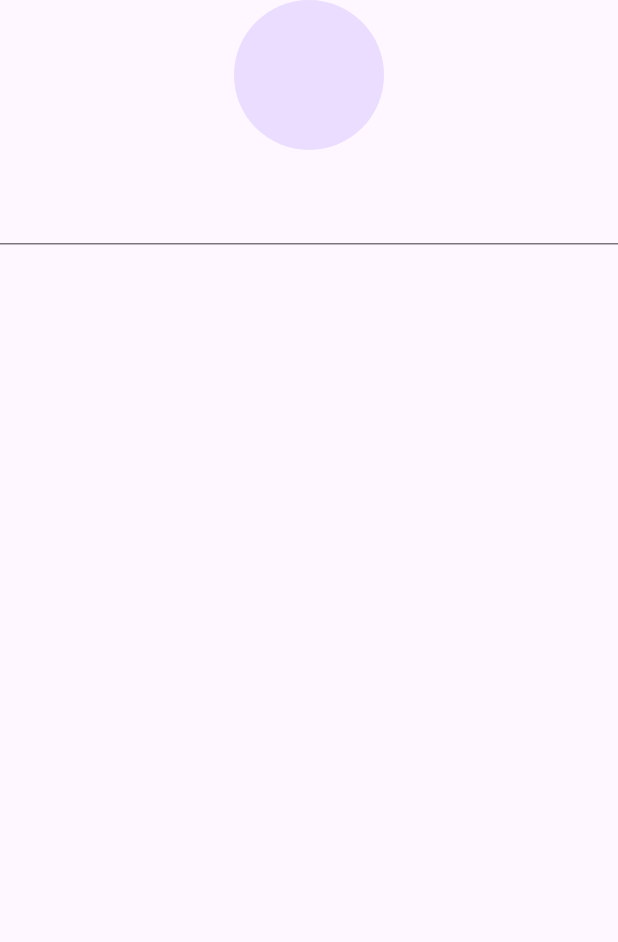
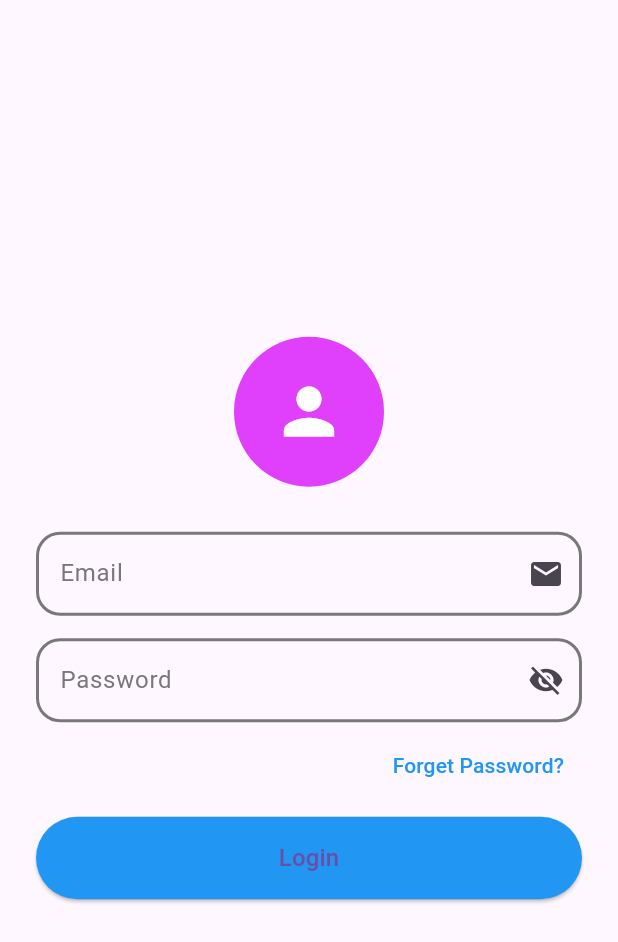
Before and after one commit to ayadwikat7/crud-event, a Flutter app: the LogeinPage screen opened directly, on a phone screen of 412 x 824 dp. Shown: the top 942 px of the screen. Run offline on Flutter 3.47's test engine with Material 3 defaults, Android fonts, the phone set to English and light mode, and no system bars; our stand-ins replace cloud_firestore, firebase_auth, firebase_core; accounts and stored records are empty; generated files the repository leaves out were written again.

Commit message:
Final Update

```diff
--- a/lib/core/Widget/customTextFiled.dart
+++ b/lib/core/Widget/customTextFiled.dart
@@ -15,6 +15,7 @@ class CustomTextField extends StatelessWidget {
   final int? maxLines;
   final TextEditingController? controller;
   final MyValidator validator;
+  final TextInputType? textInputType;
 
   const CustomTextField({
     super.key,
@@ -29,6 +30,7 @@ class CustomTextField extends StatelessWidget {
     this.validator,
     this.obscureText = false,
     this.maxLines = 1,
+    this.textInputType=TextInputType.text,
   });
 
   @override
@@ -43,26 +45,24 @@ class CustomTextField extends StatelessWidget {
         labelText: labelText,
         suffixIcon: suffixIcon,
         prefixIcon: prefixIcon,
-        hintStyle: hintStyle ?? const TextStyle(fontSize: 16, color: AppColors.greyColor),
-        labelStyle: labelStyle ?? const TextStyle(fontSize: 16, color: AppColors.greyColor),
+        hintStyle: hintStyle ??
+            const TextStyle(fontSize: 16, color: AppColors.greyColor),
+        labelStyle: labelStyle ??
+            const TextStyle(fontSize: 16, color: AppColors.greyColor),
         filled: color != null,
         fillColor: color,
-
         enabledBorder: OutlineInputBorder(
           borderRadius: BorderRadius.circular(16),
           borderSide: BorderSide(width: 2, color: AppColors.greyColor),
         ),
-
         focusedBorder: OutlineInputBorder(
           borderRadius: BorderRadius.circular(16),
           borderSide: BorderSide(width: 2, color: AppColors.primaryLight),
         ),
-
         errorBorder: OutlineInputBorder(
           borderRadius: BorderRadius.circular(16),
           borderSide: const BorderSide(width: 2, color: AppColors.redColor),
         ),
-
         focusedErrorBorder: OutlineInputBorder(
           borderRadius: BorderRadius.circular(16),
           borderSide: const BorderSide(width: 2, color: AppColors.redColor),
--- a/lib/core/model/eventModel.dart
+++ b/lib/core/model/eventModel.dart
@@ -6,6 +6,7 @@ class Eventmodel {
   DateTime dateTime;
   String time;
   bool isFavorite;
+  String eventName;
 
   Eventmodel({
     this.id = '',
@@ -14,6 +15,7 @@ class Eventmodel {
     required this.dateTime,
     required this.time,
     this.isFavorite = false,
+    required this.eventName
   });
 
   // Convert object to Firestore-compatible format
@@ -25,6 +27,7 @@ class Eventmodel {
       'dateTime': dateTime.millisecondsSinceEpoch,
       'time': time,
       'isFavorite': isFavorite,
+      "Event Name":eventName
     };
   }
 
@@ -37,6 +40,7 @@ class Eventmodel {
       dateTime: DateTime.fromMillisecondsSinceEpoch(data['dateTime'] ?? 0),
       time: data['time'] ?? '',
       isFavorite: data['isFavorite'] ?? false,
+      eventName: data["Event Name"]
     );
   }
 }
--- a/lib/featuers/loginpage.dart
+++ b/lib/featuers/loginpage.dart
@@ -1,4 +1,5 @@
 import 'package:flutter/material.dart';
+import 'package:flutter_application_8/core/Widget/customTextFiled.dart';
 
 class LogeinPage extends StatelessWidget {
   const LogeinPage({super.key});
@@ -6,17 +7,60 @@ class LogeinPage extends StatelessWidget {
   @override
   Widget build(BuildContext context) {
     return Scaffold(
-      body: Column(
-        children: [
-          CircleAvatar(
-            radius: 50,
+      body: Center(
+        child: SingleChildScrollView(
+          padding: const EdgeInsets.symmetric(horizontal: 24),
+          child: Column(
+            mainAxisAlignment: MainAxisAlignment.center,
+            children: [
+              const CircleAvatar(
+                radius: 50,
+                backgroundColor: Colors.purpleAccent, // To match the screenshot
+                child: Icon(Icons.person, size: 50, color: Colors.white),
+              ),
+              const SizedBox(height: 30),
+              const CustomTextField(
+                hintText: "Email",
+                suffixIcon: Icon(Icons.email),
+              ),
+              const SizedBox(height: 15),
+              const CustomTextField(
+                hintText: "Password",
+                suffixIcon: Icon(Icons.visibility_off),
+                obscureText: true,
+              ),
+              const SizedBox(height: 5),
+              Align(
+                alignment: Alignment.centerRight,
+                child: TextButton(
+                  onPressed: () {},
+                  child: const Text(
+                    "Forget Password?",
+                    style: TextStyle(
+                      color: Colors.blue,
+                      fontWeight: FontWeight.w500,
+                    ),
+                  ),
+                ),
+              ),
+              const SizedBox(height: 10),
+              SizedBox(
+                width: double.infinity,
+                child: ElevatedButton(
+                  onPressed: () {},
+                  style: ElevatedButton.styleFrom(
+                    backgroundColor: Colors.blue,
+                    padding: const EdgeInsets.symmetric(vertical: 16),
+                  ),
+                  child: const Text(
+                    "Login",
+                    style: TextStyle(fontSize: 16),
+                  ),
+                ),
+              ),
+            ],
           ),
-          SizedBox(height: 15,),
-          TextFormField(
-
-
-          )
-        ],
+        ),
       ),
     );
   }
--- a/lib/main.dart
+++ b/lib/main.dart
@@ -3,6 +3,7 @@ import 'package:flutter_application_8/core/providers/app_providers_languges.dart
 import 'package:flutter_application_8/core/providers/app_them_provider.dart';
 import 'package:flutter_application_8/core/utiltes/appThem.dart';
 import 'package:flutter_application_8/featuers/home/homepage.dart';
+import 'package:flutter_application_8/featuers/loginpage.dart';
 import 'package:flutter_gen/gen_l10n/app_localizations.dart';
 import 'package:provider/provider.dart';
 import 'package:firebase_core/firebase_core.dart';
@@ -39,8 +40,7 @@ class MainApp extends StatelessWidget {
         theme: ThemApp.lightMode,
         darkTheme: ThemApp.darkMode, // Add this line to enable dark mode.
         routes: {
-        '/': (context) => Homepage(),
-      },
-    );
+          '/': (context) => LogeinPage(),
+        });
   }
 }
--- a/pubspec.yaml
+++ b/pubspec.yaml
@@ -8,6 +8,7 @@ environment:
 
 dependencies:
   cloud_firestore: ^5.6.5
+  firebase_auth: ^5.5.1
   firebase_core: ^3.12.1
   flutter:
     sdk: flutter
```
Also changed, not shown: lib/core/utiltes/firbase.dart (+10 -0 lines), lib/featuers/CreatEvent/createEvent.dart (+18 -4 lines), lib/registrPage.dart (added, +143 -0 lines), pubspec.lock, 3 other files. Lines whose indentation alone changed are shown as unchanged.
